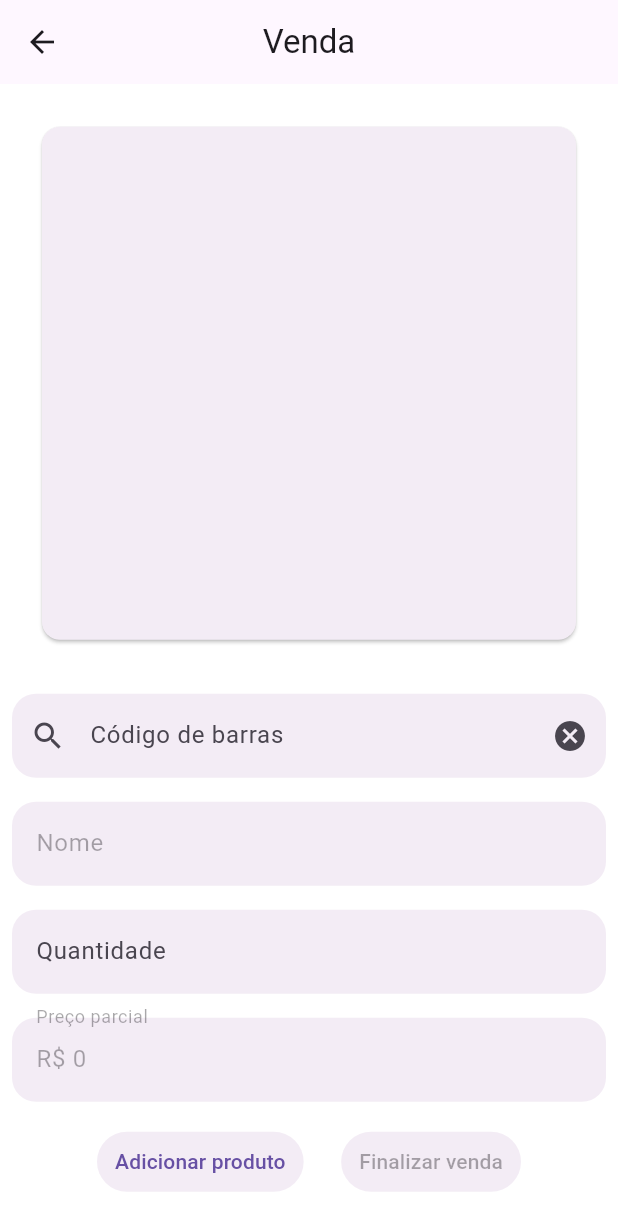
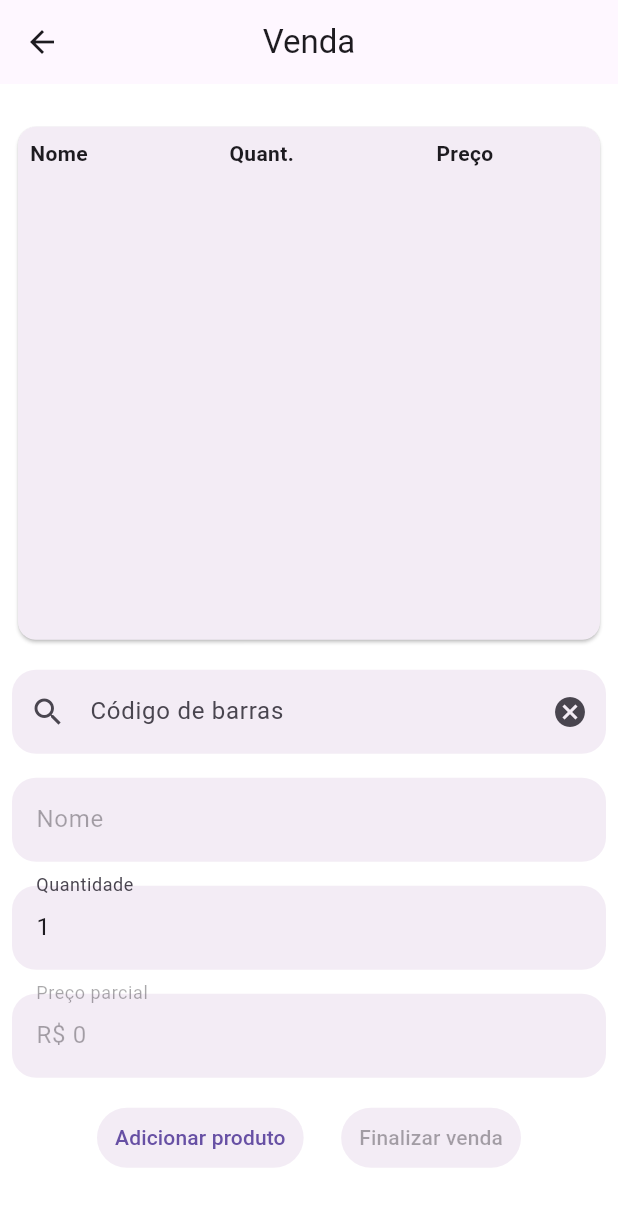
Before and after one commit to Malujoro/Market_Mobile_App, a Flutter app: the SaleItemPage screen opened directly with empty values, on a phone screen of 412 x 824 dp. Shown: the top 1231 px of the screen. Run offline on Flutter 3.47's test engine with Material 3 defaults, Android fonts, the phone set to English and light mode, and no system bars; drawn by our look-alikes of flutter_typeahead; our stand-ins replace email_validator, flutter_secure_storage, flutter_slidable, jwt_decoder; accounts and stored records are empty.

Commit message:
Ajustes básicos (Exibir SaleProduct, remover, avisos de erro)

```diff
--- a/lib/http/exceptions.dart
+++ b/lib/http/exceptions.dart
@@ -10,3 +10,9 @@ class ExpiredToken implements Exception {
 
   ExpiredToken(this.message);
 }
+
+class BadRequest implements Exception {
+  final String message;
+
+  BadRequest(this.message);
+}
--- a/lib/mixins/query_mixins.dart
+++ b/lib/mixins/query_mixins.dart
@@ -9,7 +9,7 @@ mixin QueryMixins {
     } else if (responseCode == 401) {
       throw ExpiredToken("Sessão expirada");
     } else {
-      throw Exception(text ?? "Não foi possível carregar os produtos");
+      throw Exception(text ?? "Erro $responseCode");
     }
   }
 }
--- a/lib/models/sale.dart
+++ b/lib/models/sale.dart
@@ -63,7 +63,7 @@ class Sale with CustomizeMixins, HourMixins {
   double calculateTotalPrice() {
     totalPrice = 0;
     for (SaleProduct saleProduct in saleProducts) {
-      totalPrice += saleProduct.partialPrice;
+      totalPrice += saleProduct.partialPrice * saleProduct.quantity;
     }
     return totalPrice;
   }
--- a/lib/pages/sale/sale_item_page.dart
+++ b/lib/pages/sale/sale_item_page.dart
@@ -35,7 +35,7 @@ class _SaleItemPageState extends State<SaleItemPage>
   @override
   void initState() {
     super.initState();
-    reset(partialPrice: true);
+    reset(all: true);
     quantityFocusNode = FocusNode();
   }
 
@@ -71,26 +71,59 @@ class _SaleItemPageState extends State<SaleItemPage>
                     mainAxisAlignment: MainAxisAlignment.center,
                     children: [
                       Flexible(
-                        child: Container(
+                        child: SizedBox(
                           height: 350,
-                          margin: const EdgeInsets.all(16),
+                          // margin: const EdgeInsets.all(8),
                           child: Card(
                             color: const Color.fromARGB(255, 243, 236, 245),
                             child: ListView(
                               shrinkWrap: true,
                               children: [
+                                const Padding(
+                                  padding: EdgeInsets.all(8.0),
+                                  child: Row(
+                                    mainAxisAlignment: MainAxisAlignment.center,
+                                    children: [
+                                      Expanded(
+                                        child: Text(
+                                          "Nome",
+                                          textAlign: TextAlign.start,
+                                          style: TextStyle(
+                                              fontWeight: FontWeight.bold),
+                                        ),
+                                      ),
+                                      Expanded(
+                                        child: Text(
+                                          "Quant.",
+                                          textAlign: TextAlign.center,
+                                          style: TextStyle(
+                                              fontWeight: FontWeight.bold),
+                                        ),
+                                      ),
+                                      Expanded(
+                                        child: Text(
+                                          "Preço",
+                                          textAlign: TextAlign.end,
+                                          style: TextStyle(
+                                              fontWeight: FontWeight.bold),
+                                        ),
+                                      ),
+                                      SizedBox(width: 63),
+                                    ],
+                                  ),
+                                ),
                                 for (SaleProduct saleProduct in saleProducts)
-                                  Slidable(
+                                  Padding(
+                                    padding: const EdgeInsets.all(2.0),
+                                    child: Slidable(
                                         endActionPane: ActionPane(
                                           extentRatio: 0.3,
                                           motion: const DrawerMotion(),
                                           children: [
                                             SlidableAction(
-                                            onPressed: (BuildContext context) {
-                                              setState(() {
-                                                saleProducts
-                                                    .remove(saleProduct);
-                                              });
+                                              onPressed:
+                                                  (BuildContext context) {
+                                                removeProduct(saleProduct);
                                               },
                                               backgroundColor: Colors.red,
                                               foregroundColor: Colors.white,
@@ -99,13 +132,17 @@ class _SaleItemPageState extends State<SaleItemPage>
                                               borderRadius:
                                                   const BorderRadius.only(
                                                 topRight: Radius.circular(16),
-                                              bottomRight: Radius.circular(16),
+                                                bottomRight:
+                                                    Radius.circular(16),
                                               ),
                                             ),
                                           ],
                                         ),
                                         child: saleProduct
-                                          .saleProductWidget(context))
+                                            .saleProductWidget(context, () {
+                                          removeProduct(saleProduct);
+                                        })),
+                                  )
                               ],
                             ),
                           ),
@@ -148,6 +185,7 @@ class _SaleItemPageState extends State<SaleItemPage>
                                 onFieldSubmitted: (value) {
                                   updateName(value);
                                   quantityFocusNode.requestFocus();
+                                  reset(quantity: true);
                                 },
                                 textInputAction: TextInputAction.next,
                                 inputFormatters: [
@@ -196,6 +234,7 @@ class _SaleItemPageState extends State<SaleItemPage>
                               updatePartialPrice(
                                   product.price, quantityController.text);
                               quantityFocusNode.requestFocus();
+                              reset(quantity: true);
                             },
                             emptyBuilder: (context) {
                               return const Padding(
@@ -362,8 +401,9 @@ class _SaleItemPageState extends State<SaleItemPage>
     if (quantity.isEmpty) {
       reset(partialPrice: true);
     } else {
-      double result = price * double.parse(quantity);
-      partialPriceController.text = result.toStringAsFixed(2);
+      // double result = price * double.parse(quantity);
+      // partialPriceController.text = result.toStringAsFixed(2);
+      partialPriceController.text = price.toString();
     }
   }
 
@@ -381,7 +421,7 @@ class _SaleItemPageState extends State<SaleItemPage>
       nameController.clear();
     }
     if (quantity || all) {
-      quantityController.clear();
+      quantityController.text = "1";
     }
     if (partialPrice || all) {
       partialPriceController.text = "0";
@@ -390,4 +430,10 @@ class _SaleItemPageState extends State<SaleItemPage>
       this.selectedProduct = null;
     }
   }
+
+  void removeProduct(SaleProduct saleProduct) {
+    setState(() {
+      saleProducts.remove(saleProduct);
+    });
   }
+}
```
Also changed, not shown: lib/mixins/dialogue_mixins.dart (+10 -0 lines), lib/models/sale_product.dart (+26 -32 lines), lib/pages/login/login_page.dart (+2 -11 lines), lib/pages/navigation/home_page.dart (+19 -4 lines), lib/pages/navigation/insights_page.dart (+12 -2 lines), lib/pages/navigation/product_page.dart (+16 -5 lines), lib/repositories/product_repository.dart (+13 -3 lines), lib/repositories/sale_repository.dart (+6 -3 lines), pubspec.lock, 2 other files. Lines whose indentation alone changed are shown as unchanged.
